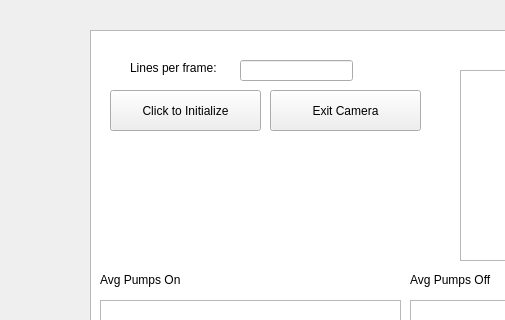
This is small_gui.ui in mys21/ASRC_TA as Qt 5 draws it before an edit; both pictures show x 0 to 505 and y 0 to 320 of the 889 by 682 pixel window. The edited form follows.
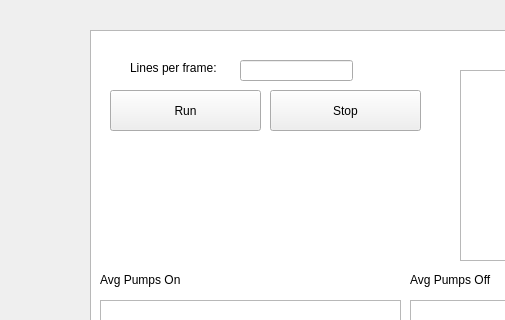
This is the edited form. Custom widgets are drawn as their Qt base class.

Commit message: i didn't save it last time

Patch:
```diff
--- a/small_gui.ui
+++ b/small_gui.ui
@@ -57,7 +57,7 @@
      </rect>
     </property>
     <property name="text">
-     <string>Click to Initialize</string>
+     <string>Run</string>
     </property>
    </widget>
    <widget class="QLabel" name="label">
@@ -142,7 +142,7 @@
      </rect>
     </property>
     <property name="text">
-     <string>Exit Camera</string>
+     <string>Stop</string>
     </property>
    </widget>
   </widget>
```
Left out of the diff: 4 changed lines with no effect on the pictures.
